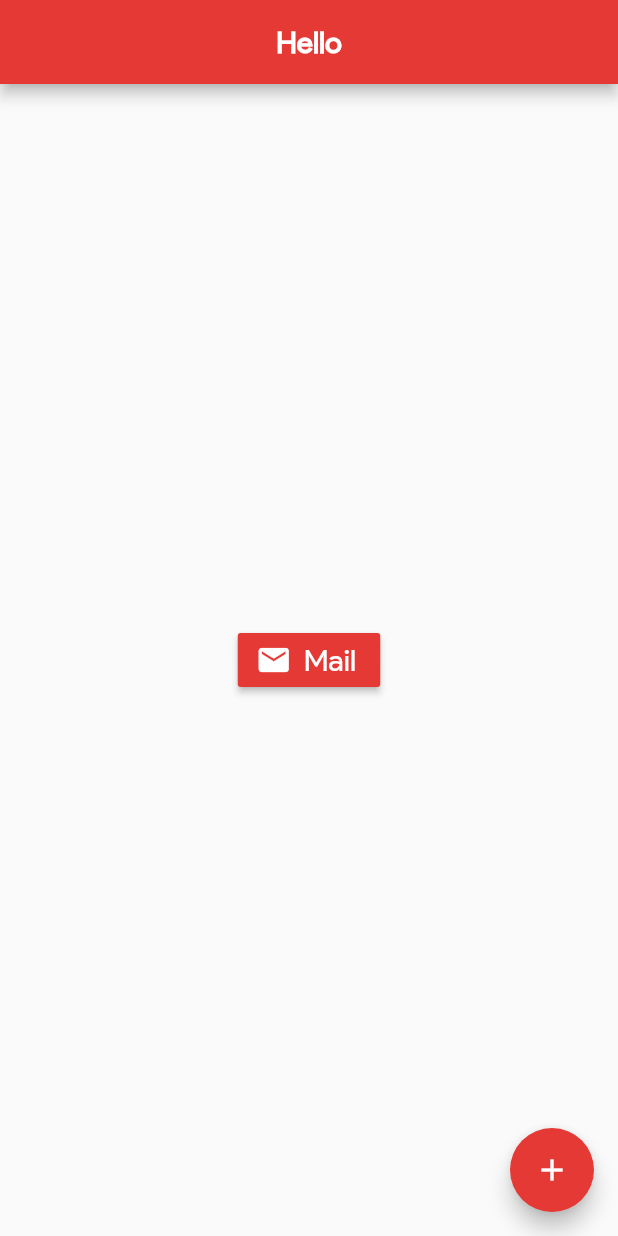
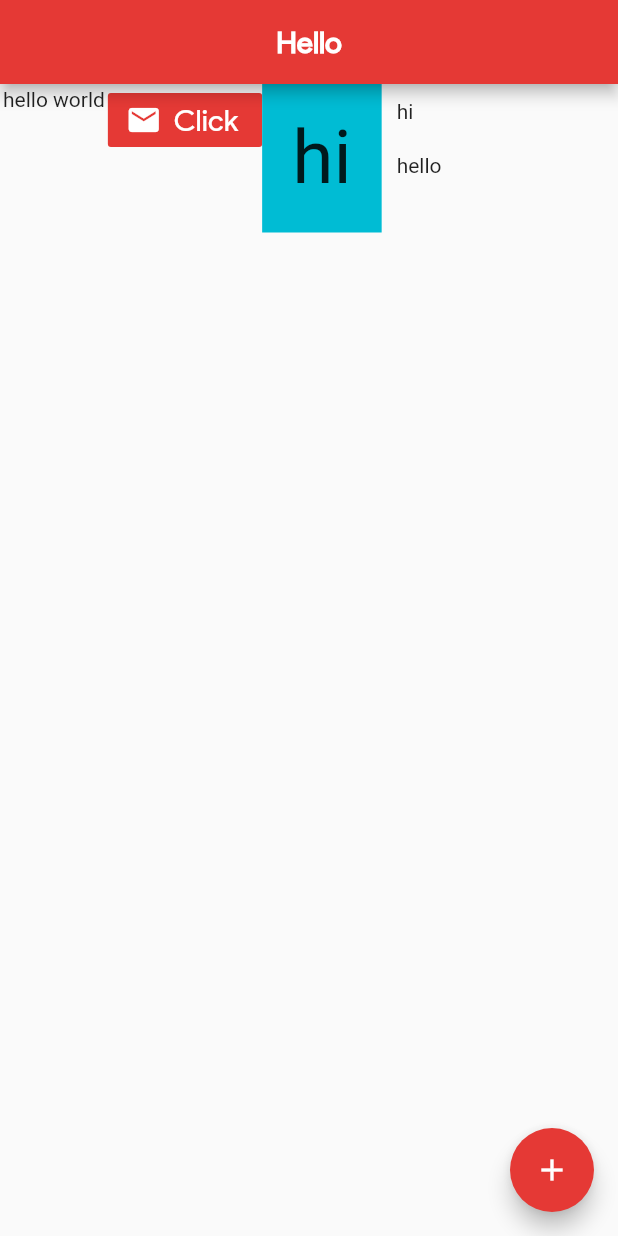
Before and after one commit to imnithish/myapp, a Flutter app: the screen it shows after launch, on a phone screen of 412 x 824 dp. Run offline on Flutter 3.47's test engine with Material 2 defaults, Android fonts, the phone set to English and light mode, and no system bars.

Commit message:
row and column

```diff
--- a/lib/main.dart
+++ b/lib/main.dart
@@ -1,3 +1,4 @@
+import 'package:flutter/cupertino.dart';
 import 'package:flutter/material.dart';
 
 void main() => runApp(MaterialApp(home: Home()));
@@ -17,27 +18,57 @@ class Home extends StatelessWidget {
         centerTitle: true,
         backgroundColor: Colors.red[600],
       ),
-      body: Center(
-        child: RaisedButton.icon(
-          color: Colors.red[600],
-          icon: Icon(
-            Icons.mail,
-            color: Colors.white,
+      body: Row(
+        mainAxisAlignment: MainAxisAlignment.start,
+        crossAxisAlignment: CrossAxisAlignment.start,
+        children: <Widget>[
+          Container(
+            margin: EdgeInsets.fromLTRB(0, 0, 0, 0),
+            child: Padding(
+              padding: const EdgeInsets.all(2.0),
+              child: Text("hello world"),
+            ),
           ),
-          label: Text(
-            "Mail",
-            style: TextStyle(color: Colors.white, fontFamily: 'ProductSans', fontSize: 20),
+          FlatButton.icon(
+            onPressed: () {},
+            color: Colors.red[600],
+            icon: Icon(
+              Icons.mail,
+              color: Colors.white,
+            ),
+            label: Text('Click',
+                style: TextStyle(
+                    color: Colors.white,
+                    fontFamily: 'ProductSans',
+                    fontSize: 20)),
           ),
-          onPressed: () {
-            print("sup?");
-          },
-        ),
+          Container(
+            color: Colors.cyan,
+            padding: EdgeInsets.all(20),
+            child: Text(
+              'hi',
+              style: TextStyle(fontSize: 50),
+            ),
+          ),
+          Column(
+            mainAxisAlignment: MainAxisAlignment.start,
+            crossAxisAlignment: CrossAxisAlignment.start,
+            children: <Widget>[
+              Container(
+                padding: EdgeInsets.all(10),
+                child: Text('hi'),
+              ),
+              Container(
+                padding: EdgeInsets.all(10),
+                child: Text('hello'),
+              )
+            ],
+          ),
+        ],
       ),
       floatingActionButton: FloatingActionButton(
         onPressed: () {},
-        child: Icon(
-          Icons.add
-        ),
+        child: Icon(Icons.add),
         backgroundColor: Colors.red[600],
       ),
     );
```
